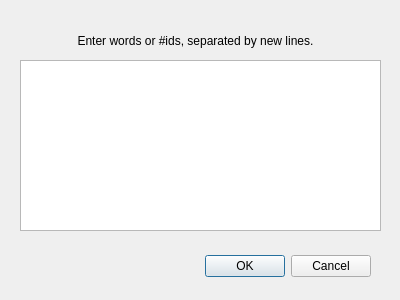
Before: the Qt Designer form qt/entry.ui in mazziechai/toadua-anki, drawn with Qt 5.
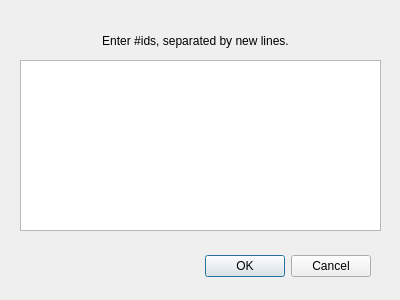
After: the same form once the commit is applied.

Commit message: Fix wrong label in dialog box

Diff of the .ui file:
```diff
--- a/qt/entry.ui
+++ b/qt/entry.ui
@@ -39,7 +39,7 @@
     </rect>
    </property>
    <property name="text">
-    <string>Enter words or #ids, separated by new lines.</string>
+    <string>Enter #ids, separated by new lines.</string>
    </property>
    <property name="alignment">
     <set>Qt::AlignCenter</set>
```
